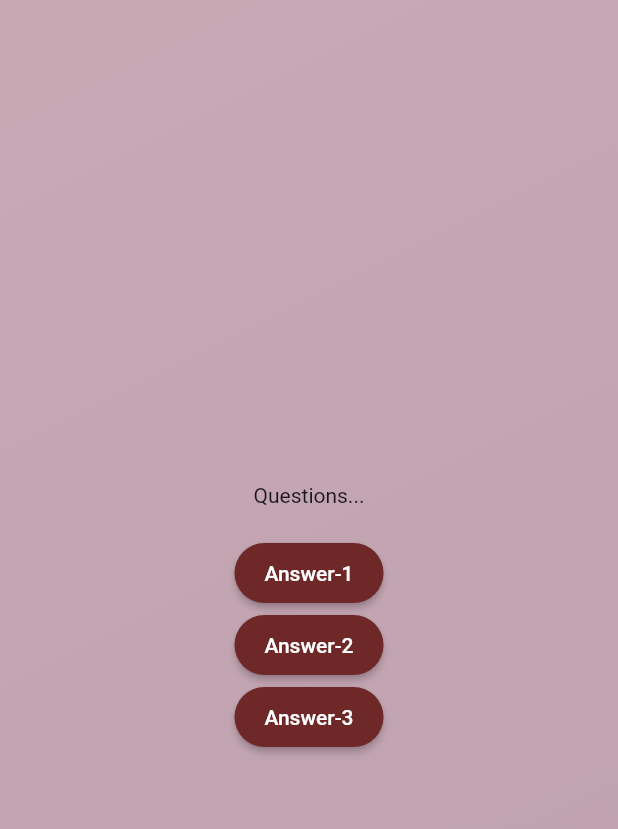
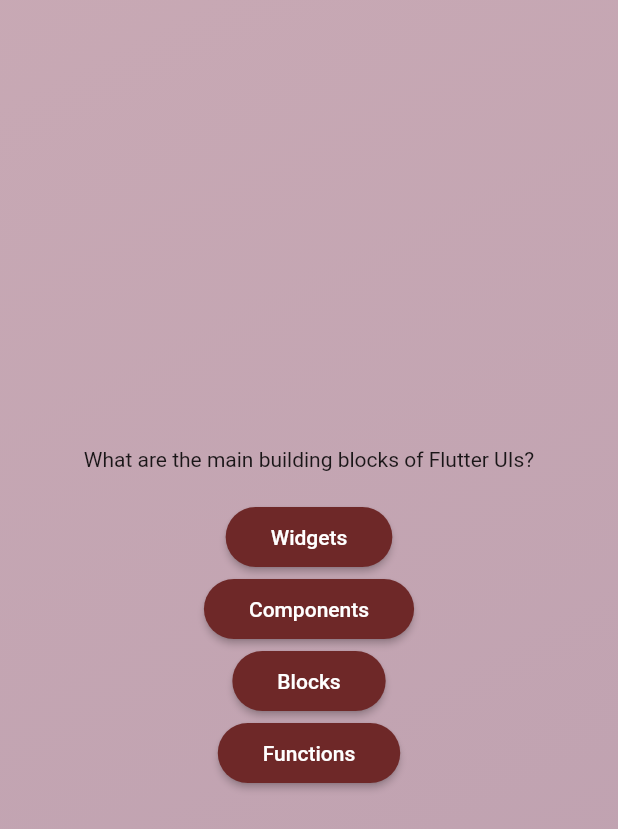
Before and after one commit to rinku-kr/Quiz_App, a Flutter app: the screen it shows after launch, after a tap on "Hit Me", on a phone screen of 412 x 824 dp. Shown: the top 829 px of the screen. Run offline on Flutter 3.47's test engine with Material 2 defaults, Android fonts, the phone set to English and light mode, and no system bars.

Commit message:
Accessing List Elements & Object Properties

```diff
--- a/lib/answer_button.dart
+++ b/lib/answer_button.dart
@@ -12,7 +12,7 @@ class AnswerButton extends StatelessWidget {
     return ElevatedButton(
       onPressed: onTap,
       style: ElevatedButton.styleFrom(
-          padding: const EdgeInsets.symmetric(horizontal: 20, vertical: 12),
+          padding: const EdgeInsets.symmetric(horizontal: 30, vertical: 12),
           foregroundColor: Colors.white,
           backgroundColor: const Color.fromARGB(255, 110, 40, 40),
           shape:
--- a/lib/questions_screen.dart
+++ b/lib/questions_screen.dart
@@ -1,5 +1,6 @@
 import 'package:flutter/material.dart';
 import 'package:quiz_app/answer_button.dart';
+import 'package:quiz_app/data/questions.dart';
 
 class QuestionsScreen extends StatefulWidget {
   const QuestionsScreen({super.key});
@@ -13,18 +14,22 @@ class QuestionsScreen extends StatefulWidget {
 class _QuestionsScreen extends State<QuestionsScreen> {
   @override
   Widget build(context) {
+    final currentQuestion = questions[0];
     return SizedBox(
         width: double.infinity,
         child: Column(
           mainAxisAlignment: MainAxisAlignment.center,
           children: [
-            const Text('Questions...'),
+            Text(
+              currentQuestion.text,
+            ),
             const SizedBox(
               height: 20,
             ),
-            AnswerButton(answerText: 'Answer-1', onTap: () {}),
-            AnswerButton(answerText: 'Answer-2', onTap: () {}),
-            AnswerButton(answerText: 'Answer-3', onTap: () {})
+            AnswerButton(answerText: currentQuestion.answers[0], onTap: () {}),
+            AnswerButton(answerText: currentQuestion.answers[1], onTap: () {}),
+            AnswerButton(answerText: currentQuestion.answers[2], onTap: () {}),
+            AnswerButton(answerText: currentQuestion.answers[3], onTap: () {})
           ],
         ));
   }
```
